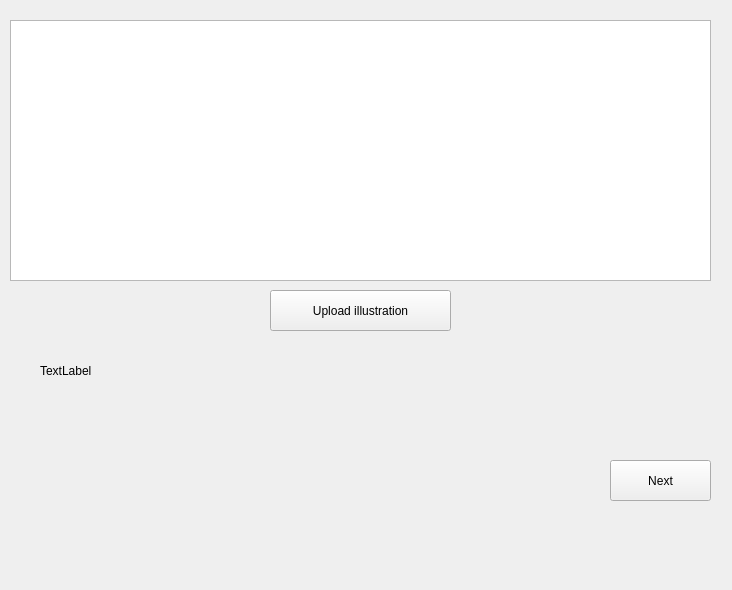
The window that menus/text_menu/text_menu.ui (JoaoCarlosNascimento/HandSignLanguage) describes before a commit, drawn with Qt 5.
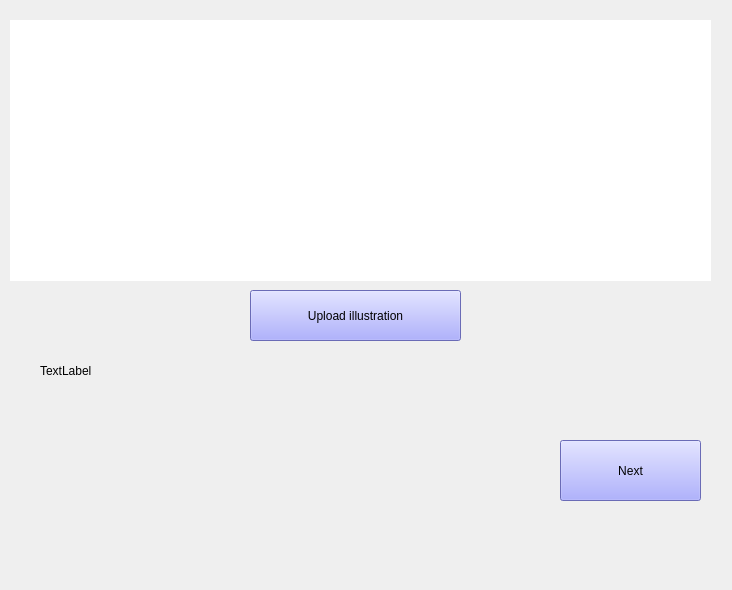
The same window after the commit.

Commit message:
menu de criação
alteração das caraterísticas de botões e cores e font de letra

What changed in the file:
```diff
--- a/menus/text_menu/text_menu.ui
+++ b/menus/text_menu/text_menu.ui
@@ -16,12 +16,22 @@
   <widget class="QPushButton" name="bt_next">
    <property name="geometry">
     <rect>
-     <x>610</x>
-     <y>460</y>
-     <width>101</width>
-     <height>41</height>
+     <x>560</x>
+     <y>440</y>
+     <width>141</width>
+     <height>61</height>
     </rect>
    </property>
+   <property name="maximumSize">
+    <size>
+     <width>16777215</width>
+     <height>16777215</height>
+    </size>
+   </property>
+   <property name="styleSheet">
+    <string notr="true">font: 18pt &quot;Franklin Gothic Demi&quot;;
+background-color: rgb(148, 150, 255);</string>
+   </property>
    <property name="text">
     <string>Next</string>
    </property>
@@ -35,16 +45,26 @@
      <height>261</height>
     </rect>
    </property>
+   <property name="styleSheet">
+    <string notr="true">background-color: rgb(255, 255, 255);</string>
+   </property>
+   <property name="frameShape">
+    <enum>QFrame::NoFrame</enum>
+   </property>
   </widget>
   <widget class="QPushButton" name="upload">
    <property name="geometry">
     <rect>
-     <x>270</x>
+     <x>250</x>
      <y>290</y>
-     <width>181</width>
-     <height>41</height>
+     <width>211</width>
+     <height>51</height>
     </rect>
    </property>
+   <property name="styleSheet">
+    <string notr="true">font: 18pt &quot;Franklin Gothic Demi&quot;;
+background-color: rgb(148, 150, 255);</string>
+   </property>
    <property name="text">
     <string>Upload illustration</string>
    </property>
```
The commit also changes 5 other files.
